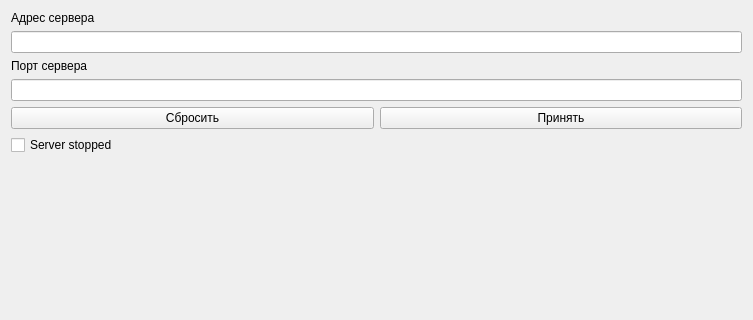
First picture: the form in GUI/Qt/UTcpServerControlWidget.ui, repository aicommunity/Rdk, before the edit; both pictures show x 0 to 753 and y 0 to 320 of the 753 by 568 pixel window.
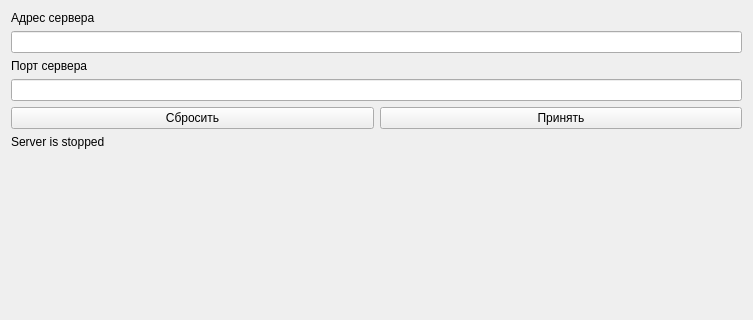
Second picture: the form after the edit.

Commit message: 1. Finished simple client modification to fulfill basic server control requirements. 2. Added basic save/load project network commands support.

Diff of the .ui file:
```diff
--- a/GUI/Qt/UTcpServerControlWidget.ui
+++ b/GUI/Qt/UTcpServerControlWidget.ui
@@ -62,9 +62,9 @@
     </layout>
    </item>
    <item>
-    <widget class="QCheckBox" name="checkBoxServerIsActive">
+    <widget class="QLabel" name="labelServerState">
      <property name="text">
-      <string>Server stopped</string>
+      <string>Server is stopped</string>
      </property>
     </widget>
    </item>
```
The commit also changes 12 other files.
